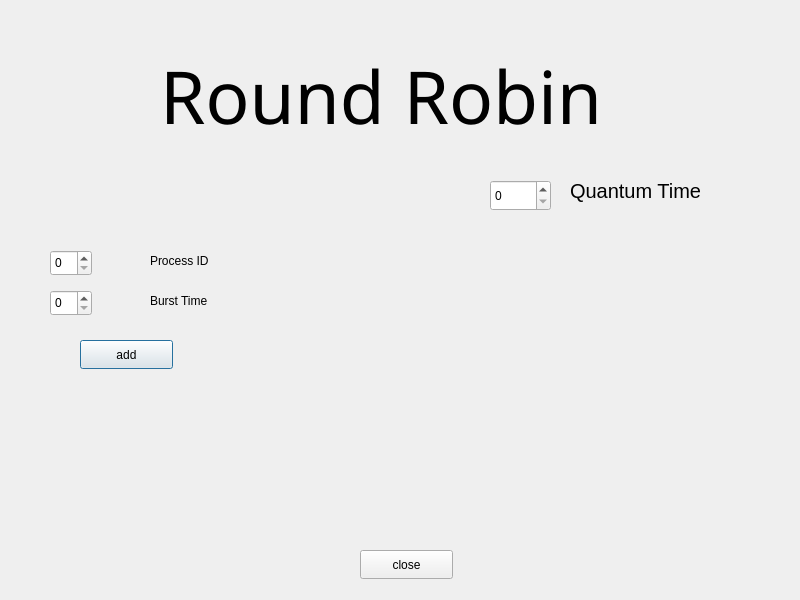
First picture: the form in GUI/rr.ui, repository MightyMaya/CPU-Scheduler, before the edit.
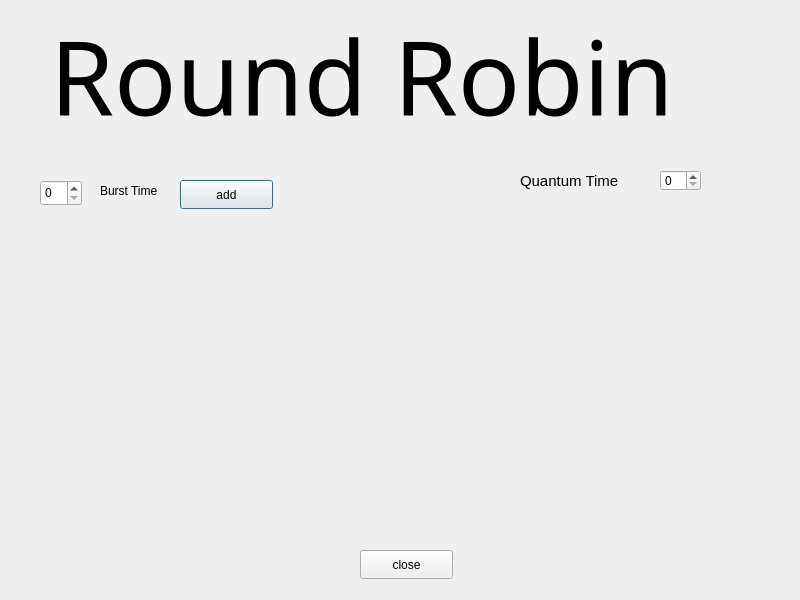
Second picture: the form after the edit.

Diff of the .ui file:
```diff
--- a/GUI/rr.ui
+++ b/GUI/rr.ui
@@ -16,8 +16,8 @@
   <widget class="QSpinBox" name="BurstTime">
    <property name="geometry">
     <rect>
-     <x>50</x>
-     <y>290</y>
+     <x>40</x>
+     <y>180</y>
      <width>42</width>
      <height>26</height>
     </rect>
@@ -26,31 +26,18 @@
   <widget class="QSpinBox" name="timeQuantum">
    <property name="geometry">
     <rect>
-     <x>490</x>
-     <y>180</y>
-     <width>61</width>
-     <height>31</height>
-    </rect>
-   </property>
-  </widget>
-  <widget class="QLabel" name="label">
-   <property name="geometry">
-    <rect>
-     <x>150</x>
-     <y>250</y>
-     <width>91</width>
+     <x>660</x>
+     <y>170</y>
+     <width>41</width>
      <height>21</height>
     </rect>
    </property>
-   <property name="text">
-    <string>Process ID</string>
-   </property>
   </widget>
   <widget class="QLabel" name="label_2">
    <property name="geometry">
     <rect>
-     <x>150</x>
-     <y>290</y>
+     <x>100</x>
+     <y>180</y>
      <width>91</width>
      <height>21</height>
     </rect>
@@ -62,15 +49,15 @@
   <widget class="QLabel" name="label_3">
    <property name="geometry">
     <rect>
-     <x>570</x>
-     <y>160</y>
-     <width>241</width>
+     <x>520</x>
+     <y>150</y>
+     <width>121</width>
      <height>61</height>
     </rect>
    </property>
    <property name="font">
     <font>
-     <pointsize>15</pointsize>
+     <pointsize>11</pointsize>
     </font>
    </property>
    <property name="text">
@@ -80,8 +67,8 @@
   <widget class="QPushButton" name="add">
    <property name="geometry">
     <rect>
-     <x>80</x>
-     <y>340</y>
+     <x>180</x>
+     <y>180</y>
      <width>93</width>
      <height>29</height>
     </rect>
@@ -93,16 +80,16 @@
   <widget class="QLabel" name="label_4">
    <property name="geometry">
     <rect>
-     <x>160</x>
-     <y>50</y>
-     <width>501</width>
-     <height>91</height>
+     <x>50</x>
+     <y>0</y>
+     <width>751</width>
+     <height>151</height>
     </rect>
    </property>
    <property name="font">
     <font>
      <family>Impact</family>
-     <pointsize>55</pointsize>
+     <pointsize>77</pointsize>
     </font>
    </property>
    <property name="text">
@@ -122,16 +109,6 @@
     <string>close</string>
    </property>
   </widget>
-  <widget class="QSpinBox" name="timeQuantum_2">
-   <property name="geometry">
-    <rect>
-     <x>50</x>
-     <y>250</y>
-     <width>42</width>
-     <height>26</height>
-    </rect>
-   </property>
-  </widget>
  </widget>
  <resources/>
  <connections/>
```
